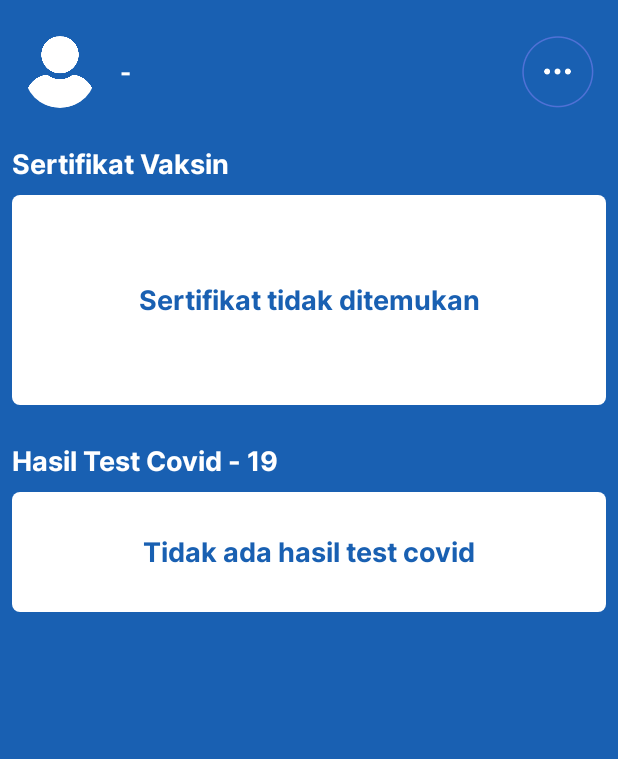
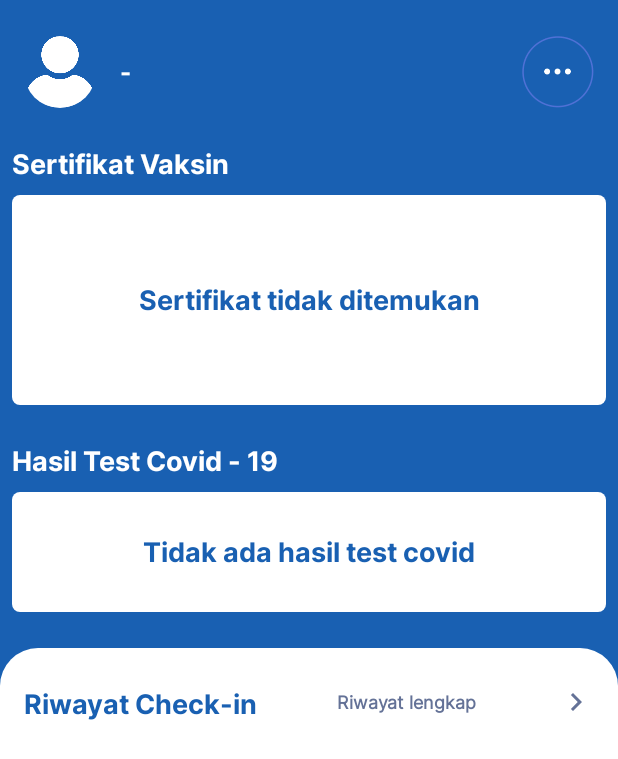
Before and after one commit to kalfian/covid-tracker, an Android app: the layout activity_dashboard.xml on its own in the app's theme, with its tools: preview values and no code run, on a phone screen of 412 x 824 dp. Shown: the top 759 px of the screen. Run offline under Robolectric (Android 15) with nearby library versions, the phone set to English and light mode, and no system bars; plain views replace RoundedImageView.

Commit message:
Add Riwayat check in View

```diff
--- a/app/src/main/java/com/ppb2/kalfian/covidtracker/modules/dashboard/DashboardActivity.kt
+++ b/app/src/main/java/com/ppb2/kalfian/covidtracker/modules/dashboard/DashboardActivity.kt
@@ -169,7 +169,7 @@ class DashboardActivity : AppCompatActivity(), VaccineCertAdapter.AdapterVaccine
     }
 
     override fun onItemClickListener(data: VaccineCert) {
-        auth.signOut()
+
     }
 
     override fun onItemClickListener(data: TestCovid) {
--- /dev/null
+++ b/app/src/main/res/drawable/ic_baseline_chevron_right_mini.xml
@@ -0,0 +1,5 @@
+<vector android:height="24dp" android:tint="@color/text_primary"
+    android:viewportHeight="24" android:viewportWidth="24"
+    android:width="24dp" xmlns:android="http://schemas.android.com/apk/res/android">
+    <path android:fillColor="@android:color/white" android:pathData="M10,6L8.59,7.41 13.17,12l-4.58,4.59L10,18l6,-6z"/>
+</vector>
--- /dev/null
+++ b/app/src/main/res/drawable/round_top_border_white.xml
@@ -0,0 +1,19 @@
+<?xml version="1.0" encoding="utf-8"?>
+<layer-list xmlns:android="http://schemas.android.com/apk/res/android">
+    <item>
+        <shape android:shape="rectangle" xmlns:android="http://schemas.android.com/apk/res/android">
+            <solid android:color="@color/blue"
+                android:width="1dp"
+                />
+        </shape>
+    </item>
+    <item>
+        <shape android:shape="rectangle" xmlns:android="http://schemas.android.com/apk/res/android">
+            <solid android:color="@color/white"
+                android:width="1dp"
+                />
+            <corners android:topLeftRadius="25dp" android:topRightRadius="25dp"
+                android:bottomLeftRadius="0dp" android:bottomRightRadius="0dp"/>
+        </shape>
+    </item>
+</layer-list>
--- a/app/src/main/res/layout/activity_dashboard.xml
+++ b/app/src/main/res/layout/activity_dashboard.xml
@@ -4,7 +4,6 @@
     xmlns:tools="http://schemas.android.com/tools"
     android:layout_width="match_parent"
     android:layout_height="match_parent"
-    android:background="@color/blue"
     tools:context=".modules.dashboard.DashboardActivity">
 
     <androidx.swiperefreshlayout.widget.SwipeRefreshLayout
@@ -16,15 +15,22 @@
         app:layout_constraintStart_toStartOf="parent"
         app:layout_constraintTop_toTopOf="parent">
 
+        <!-- Parent Layout -->
         <androidx.core.widget.NestedScrollView
             android:layout_width="match_parent"
             android:layout_height="wrap_content">
-
+            <!-- Parent Linear -->
             <LinearLayout
                 android:layout_width="match_parent"
                 android:layout_height="wrap_content"
                 android:orientation="vertical">
-
+                <!-- Top Layout -->
+                <LinearLayout
+                    android:layout_width="match_parent"
+                    android:layout_height="wrap_content"
+                    android:background="@color/blue"
+                    android:paddingBottom="24dp"
+                    android:orientation="vertical">
                     <LinearLayout
                         android:layout_width="match_parent"
                         android:layout_height="wrap_content"
@@ -143,9 +149,68 @@
                             android:layout_height="wrap_content" />
 
                     </LinearLayout>
+                </LinearLayout>
+                <!-- Top Layout -->
+
+                <!-- Riwayat Layout -->
+                <LinearLayout
+                    android:layout_width="match_parent"
+                    android:layout_height="wrap_content">
+                    <LinearLayout
+                        android:layout_width="match_parent"
+                        android:orientation="vertical"
+                        android:layout_height="wrap_content"
+                        android:background="@drawable/round_top_border_white"
+                        android:paddingLeft="16dp"
+                        android:paddingRight="16dp"
+                        android:gravity="center_vertical"
+                        android:paddingTop="24dp"
+                        android:paddingBottom="100dp">
+                        <LinearLayout
+                            android:layout_width="match_parent"
+                            android:layout_height="wrap_content"
+                            android:gravity="center_vertical"
+                            android:orientation="horizontal">
+                            <TextView
+                                android:layout_width="wrap_content"
+                                android:layout_weight="1"
+                                android:fontFamily="@font/inter_bold"
+                                android:gravity="left"
+                                android:background="@drawable/round_background_white"
+                                android:text="Riwayat Check-in"
+                                android:textColor="@color/blue"
+                                android:textSize="18sp"
+                                android:textStyle="bold"
+                                android:layout_height="wrap_content"/>
+                            <LinearLayout
+                                android:layout_width="wrap_content"
+                                android:layout_height="match_parent"
+                                android:layout_weight="1"
+                                android:layout_gravity="end"
+                                android:orientation="horizontal">
+
+                                <TextView
+                                    android:layout_width="wrap_content"
+                                    android:layout_height="wrap_content"
+                                    android:layout_weight="1"
+                                    android:background="@drawable/round_background_white"
+                                    android:drawableEnd="@drawable/ic_baseline_chevron_right_mini"
+                                    android:fontFamily="@font/inter_regular"
+                                    android:text="@string/riwayat_lengkap"
+                                    android:gravity="center_vertical"
+                                    android:textColor="@color/text_primary"
+                                    android:textSize="12sp"
+                                    android:textStyle="bold" />
 
                             </LinearLayout>
+                        </LinearLayout>
+                    </LinearLayout>
+                </LinearLayout>
+                <!-- Riwayat Layout -->
+            </LinearLayout>
+            <!-- Parent Linear -->
         </androidx.core.widget.NestedScrollView>
+        <!-- Parent Layout -->
     </androidx.swiperefreshlayout.widget.SwipeRefreshLayout>
 
 </androidx.constraintlayout.widget.ConstraintLayout>
--- a/app/src/main/res/layout/list_test_covid.xml
+++ b/app/src/main/res/layout/list_test_covid.xml
@@ -9,10 +9,11 @@
         android:id="@+id/linearLayout"
         android:layout_width="match_parent"
         android:layout_height="80dp"
-        android:layout_margin="@dimen/dimen_16"
         android:gravity="center_vertical"
         android:orientation="vertical"
         android:padding="@dimen/dimen_16"
+        android:layout_marginStart="@dimen/dimen_16"
+        android:layout_marginEnd="@dimen/dimen_16"
         android:background="@drawable/round_background_white"
         app:layout_constraintBottom_toBottomOf="parent"
         app:layout_constraintEnd_toEndOf="parent"
--- a/app/src/main/res/values/strings.xml
+++ b/app/src/main/res/values/strings.xml
@@ -19,4 +19,5 @@
     <string name="register_page">Daftar</string>
     <string name="password_confirmation">Konfirmasi Password</string>
     <string name="sertifikat_vaksin">Sertifikat Vaksin</string>
+    <string name="riwayat_lengkap">Riwayat lengkap</string>
 </resources>
```
Lines whose indentation alone changed are shown as unchanged.
